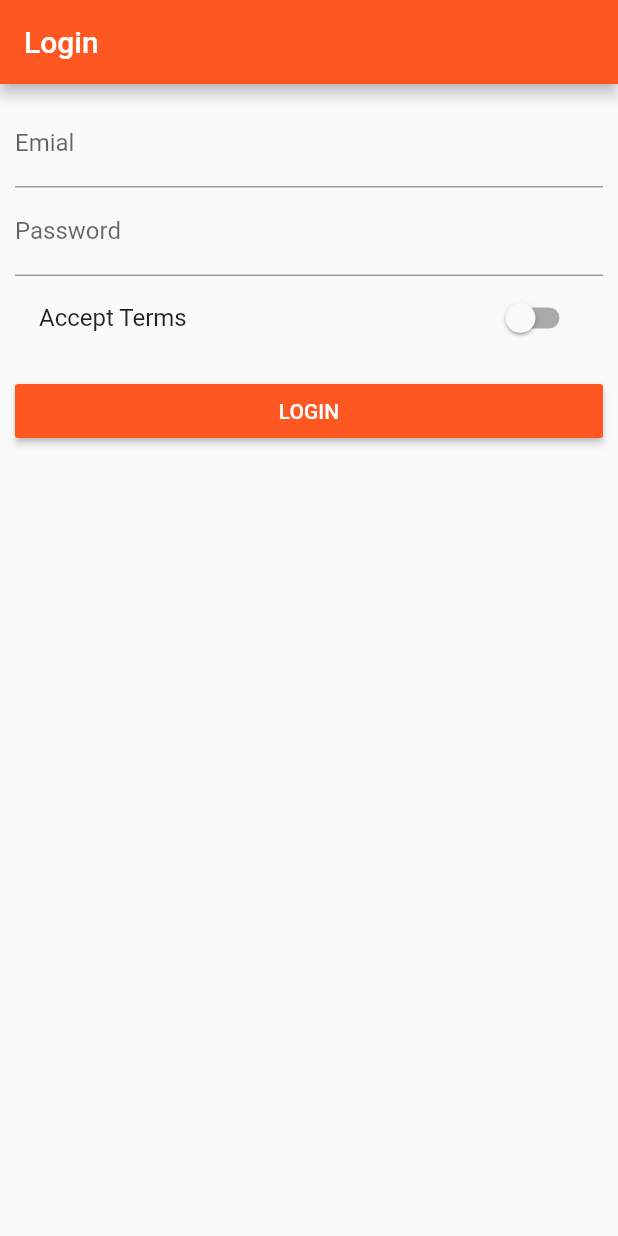
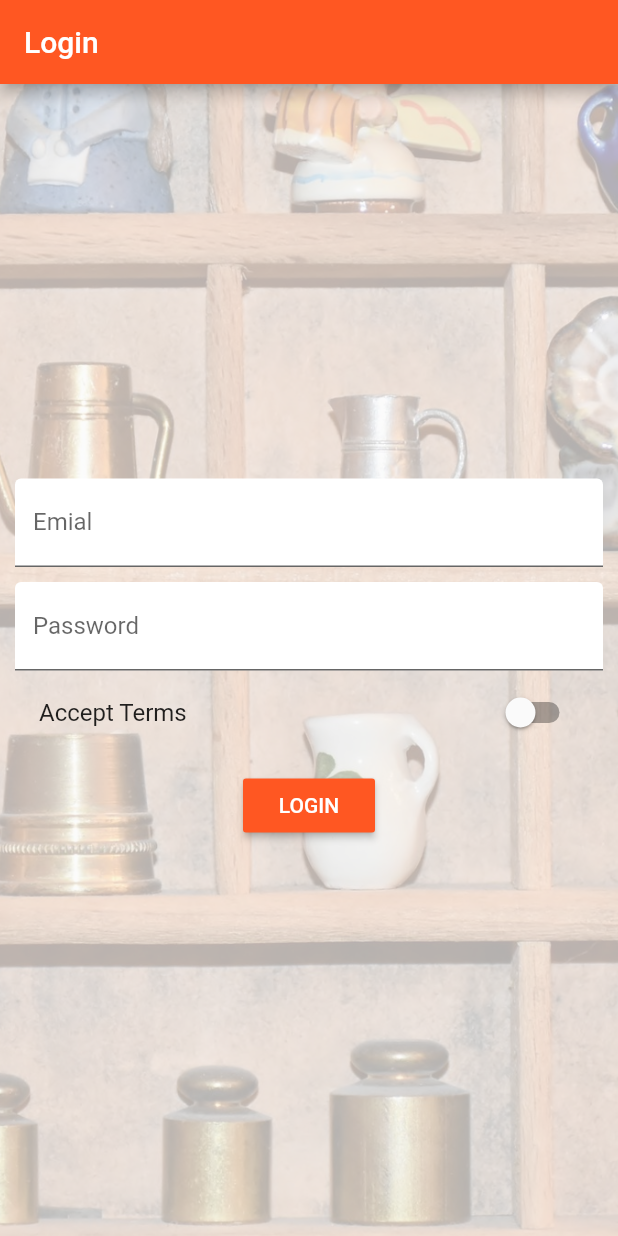
Before and after one commit to Akash4097/InventoryManagementApp, a Flutter app: the screen it shows after launch, on a phone screen of 412 x 824 dp. Run offline on Flutter 3.47's test engine with Material 2 defaults, Android fonts, the phone set to English and light mode, and no system bars.

Commit message:
add icons button, icons, and organize code(1)

```diff
--- a/lib/pages/auth.dart
+++ b/lib/pages/auth.dart
@@ -19,11 +19,24 @@ class _AuthPageState extends State<AuthPage> {
         title: Text("Login"),
       ),
       body: Container(
-        margin: EdgeInsets.all(10.0),
-        child: ListView(
+        decoration: BoxDecoration(
+          image: DecorationImage(
+            fit: BoxFit.cover,
+            image: AssetImage("assets/background.jpg"),
+            colorFilter: ColorFilter.mode(
+                Colors.grey.withOpacity(0.3), BlendMode.dstATop),
+          ),
+        ),
+        padding: EdgeInsets.all(10.0),
+        child: Center(
+          child: SingleChildScrollView(
+            child: Column(
               children: <Widget>[
                 TextField(
-              decoration: InputDecoration(labelText: "Emial"),
+                  decoration: InputDecoration(
+                      labelText: "Emial",
+                      filled: true,
+                      fillColor: Colors.white),
                   keyboardType: TextInputType.emailAddress,
                   onChanged: (String value) {
                     setState(() {
@@ -31,8 +44,14 @@ class _AuthPageState extends State<AuthPage> {
                     });
                   },
                 ),
+                SizedBox(
+                  height: 10.0,
+                ),
                 TextField(
-              decoration: InputDecoration(labelText: "Password"),
+                  decoration: InputDecoration(
+                      labelText: "Password",
+                      filled: true,
+                      fillColor: Colors.white),
                   obscureText: true,
                   onChanged: (String value) {
                     setState(() {
@@ -65,6 +84,8 @@ class _AuthPageState extends State<AuthPage> {
               ],
             ),
           ),
+        ),
+      ),
     );
   }
 }
--- a/lib/pages/products_admin.dart
+++ b/lib/pages/products_admin.dart
@@ -21,6 +21,7 @@ class ProductsAdminPage extends StatelessWidget {
                   title: Text("Choose"),
                 ),
                 ListTile(
+                  leading: Icon(Icons.shop),
                   title: Text("All Products"),
                   onTap: () {
                     Navigator.pushReplacementNamed(context, '/products');
```
Also changed, not shown: lib/pages/products.dart (+10 -3 lines), lib/product_manager.dart (deleted, +0 -17 lines), lib/products.dart (deleted, +0 -48 lines), lib/widgets/products/price_tag.dart (added, +21 -0 lines), lib/widgets/products/products.dart (added, +82 -0 lines), pubspec.yaml (+6 -4 lines), assets/Oswald-Bold.ttf (added), assets/background.jpg (added). Lines whose indentation alone changed are shown as unchanged.
